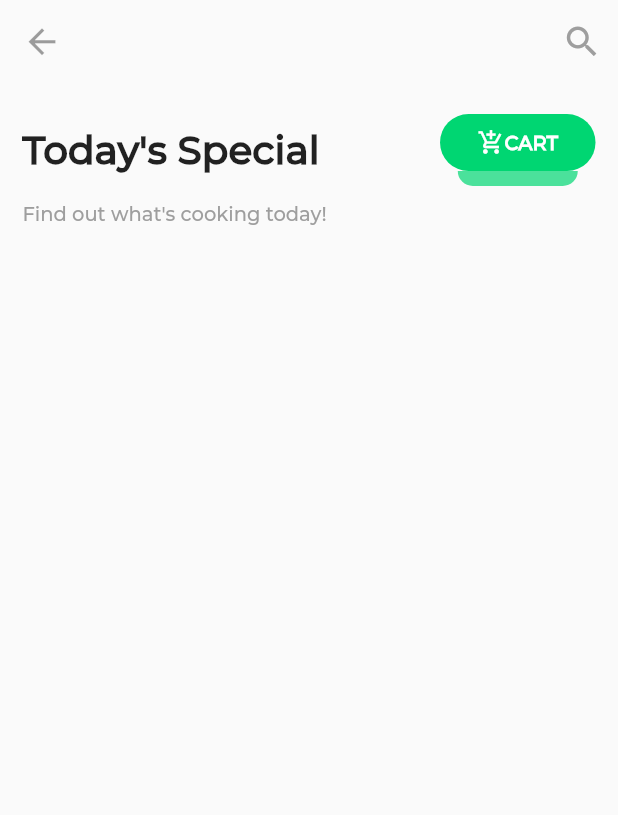
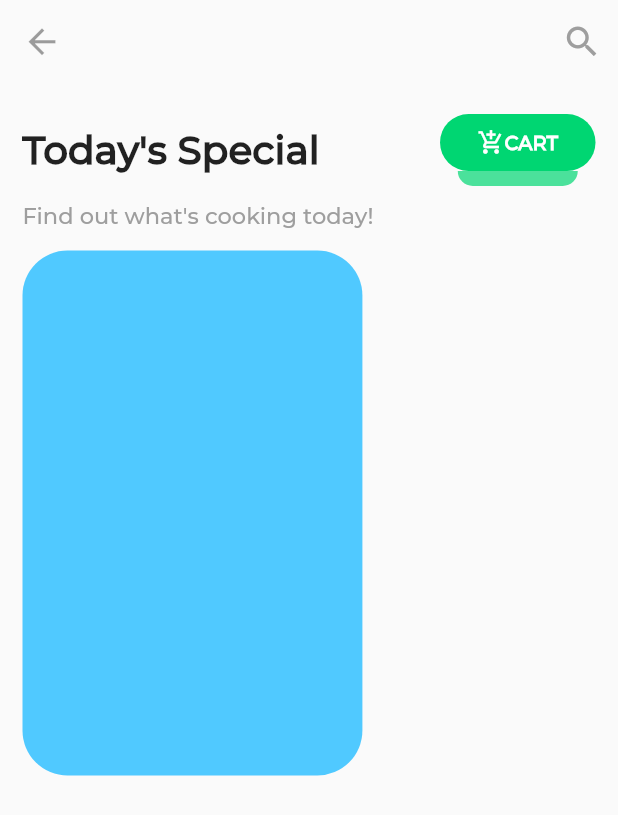
Before and after one commit to satyapratamak/dicoding.flutter-fund.subm1-v1, a Flutter app: the screen it shows after launch, on a phone screen of 412 x 824 dp. Shown: the top 815 px of the screen. Run offline on Flutter 3.47's test engine with Material 2 defaults, Android fonts, the phone set to English and light mode, and no system bars.

Commit message:
COMMIT : Today's Special BoxDecoration

```diff
--- a/lib/main.dart
+++ b/lib/main.dart
@@ -128,7 +128,34 @@ class _MyHomePageState extends State<MyHomePage> {
                   "Find out what's cooking today!",
                   style: TextStyle(
                     color: Colors.grey,
-                    fontSize: 13,
+                    fontSize: 15,
+                  ),
+                ),
+                SizedBox(
+                  height: 15,
+                ),
+                SingleChildScrollView(
+                  padding: EdgeInsets.only(bottom: 20),
+                  scrollDirection: Axis.horizontal,
+                  child: Row(
+                    children: [
+                      Container(
+                        width: MediaQuery.of(context).size.width * 0.55,
+                        height: 350,
+                        padding: EdgeInsets.symmetric(
+                          vertical: 40,
+                          horizontal: 20,
+                        ),
+                        decoration: BoxDecoration(
+                          borderRadius: BorderRadius.all(
+                            Radius.circular(
+                              30,
+                            ),
+                          ),
+                          color: blue,
+                        ),
+                      )
+                    ],
                   ),
                 )
               ],
```
